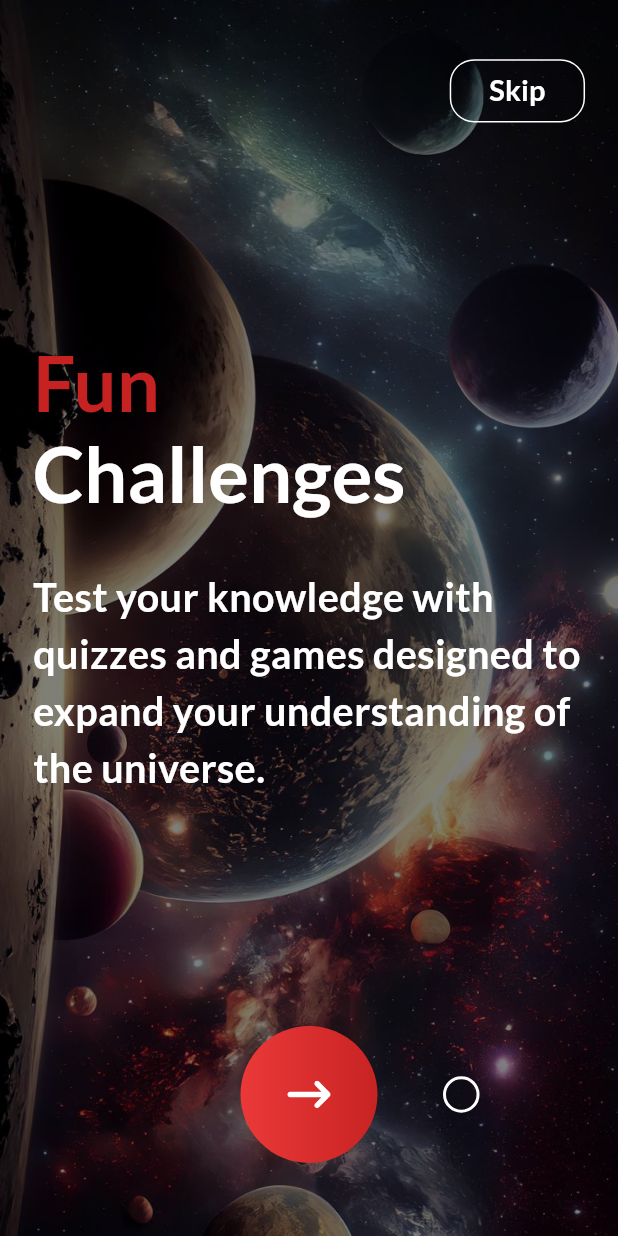
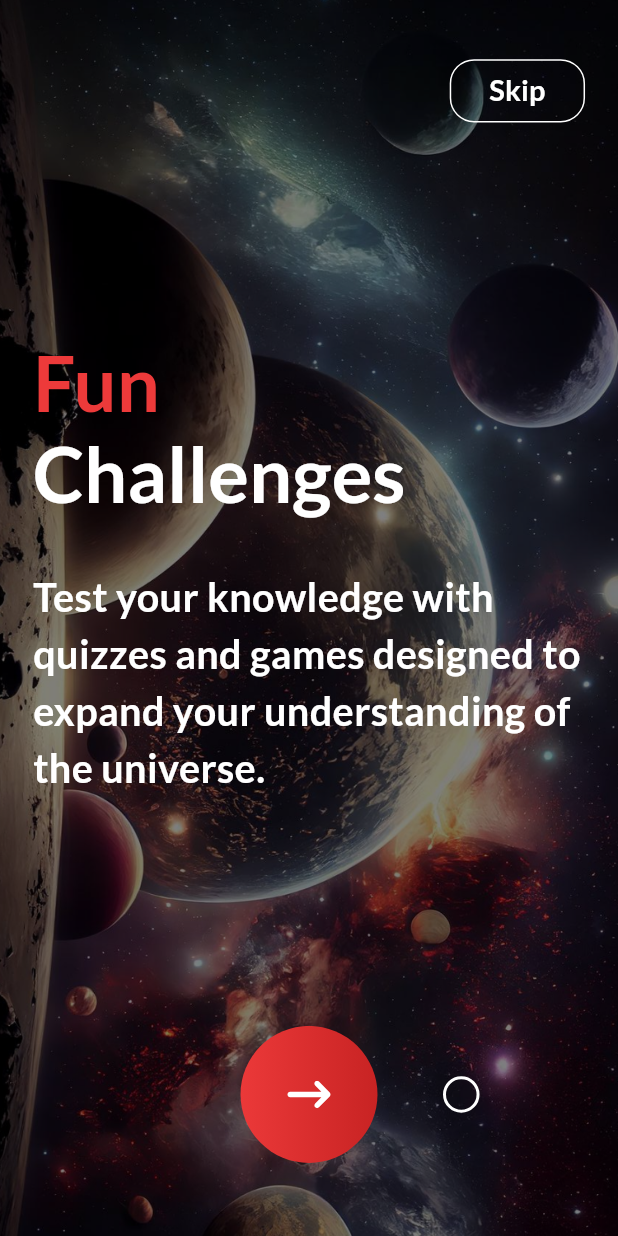
Before and after one commit to EslamElnady0/exo_planets, a Flutter app: the screen it shows after launch, swiped to page 3, on a phone screen of 412 x 824 dp. Run offline on Flutter 3.47's test engine with Material 3 defaults, Android fonts, the phone set to English and light mode, and no system bars; our stand-ins replace bloc, flutter_bloc, flutter_screenutil, flutter_svg, fluttertoast, shared_preferences.

Commit message:
onboarding logic done

```diff
--- a/lib/core/helpers/app_assets.dart
+++ b/lib/core/helpers/app_assets.dart
@@ -10,6 +10,9 @@ class AppAssets {
   static const String splashBg = 'assets/images/splashBg.png';
   static const String eImage = 'assets/images/eImage.png';
   static const String oImage = 'assets/images/oImage.png';
+  static const String authBackground = 'assets/images/authBackground.png';
+  static const String signInUpBackground =
+      'assets/images/signInUpBackground.png';
 
   ////////////////////// svgs //////////////////////    //////
   static const String arrowForward = 'assets/svgs/arrowForward.svg';
--- a/lib/core/helpers/constants.dart
+++ b/lib/core/helpers/constants.dart
@@ -31,7 +31,7 @@ class Constants {
             text: TextSpan(
                 text: "Discover ",
                 style: AppTextStyles.font50WhiteW600
-                    .copyWith(color: AppColors.darkerRed),
+                    .copyWith(color: AppColors.lightRed),
                 children: [
               TextSpan(text: "New Worlds", style: AppTextStyles.font50WhiteW600)
             ]))),
@@ -47,7 +47,7 @@ class Constants {
               TextSpan(
                   text: "active ",
                   style: AppTextStyles.font50WhiteW600
-                      .copyWith(color: AppColors.darkerRed)),
+                      .copyWith(color: AppColors.lightRed)),
               TextSpan(text: "Learning", style: AppTextStyles.font50WhiteW600)
             ]))),
     OnBoardingItem(
@@ -58,7 +58,7 @@ class Constants {
             text: TextSpan(
                 text: "Fun     ",
                 style: AppTextStyles.font50WhiteW600
-                    .copyWith(color: AppColors.darkerRed),
+                    .copyWith(color: AppColors.lightRed),
                 children: [
               TextSpan(text: "Challenges", style: AppTextStyles.font50WhiteW600)
             ]))),
@@ -70,7 +70,7 @@ class Constants {
             text: TextSpan(
                 text: "Get Ready ",
                 style: AppTextStyles.font50WhiteW600
-                    .copyWith(color: AppColors.darkerRed),
+                    .copyWith(color: AppColors.lightRed),
                 children: [
               TextSpan(
                   text: "for the Journey", style: AppTextStyles.font50WhiteW600)
--- a/lib/core/routes/app_router.dart
+++ b/lib/core/routes/app_router.dart
@@ -1,3 +1,4 @@
+import 'package:exo_planets/features/auth/presentation/views/auth_view.dart';
 import 'package:exo_planets/features/onboarding/presentation/views/onboarding_view.dart';
 import 'package:exo_planets/features/splash/presentation/views/splash_view.dart';
 import 'package:flutter/material.dart';
@@ -6,6 +7,7 @@ class AppRouter {
   static const String onboarding = '/onboarding';
   static const String splash = '/';
   static const String home = '/home';
+  static const String auth = '/auth';
 
   static Route<dynamic>? onGenerateRoute(RouteSettings settings) {
     switch (settings.name) {
@@ -13,6 +15,8 @@ class AppRouter {
         return _viewMaterialRoute(view: const SplashView());
       case onboarding:
         return _viewMaterialRoute(view: const OnboardingView());
+      case auth:
+        return _viewMaterialRoute(view: const AuthView());
       default:
         return null;
     }
--- a/lib/core/widgets/custom_button.dart
+++ b/lib/core/widgets/custom_button.dart
@@ -12,7 +12,8 @@ import '../theme/app_text_styles.dart';
 
 class CustomButton extends StatelessWidget {
   final String text;
-  const CustomButton({super.key, required this.text});
+  final VoidCallback onTap;
+  const CustomButton({super.key, required this.text, required this.onTap});
 
   @override
   Widget build(BuildContext context) {
@@ -24,6 +25,8 @@ class CustomButton extends StatelessWidget {
           color: AppColors.black.withOpacity(0.25),
         )
       ],
+      child: GestureDetector(
+        onTap: onTap,
         child: Container(
           width: double.infinity,
           padding: EdgeInsets.symmetric(vertical: 23.h),
@@ -48,6 +51,7 @@ class CustomButton extends StatelessWidget {
             ],
           ),
         ),
+      ),
     );
   }
 }
--- a/lib/exo_planets_app.dart
+++ b/lib/exo_planets_app.dart
@@ -21,7 +21,7 @@ class ExoPlanetsApp extends StatelessWidget {
         title: "Exo Planets",
         debugShowCheckedModeBanner: false,
         onGenerateRoute: AppRouter.onGenerateRoute,
-        initialRoute: AppRouter.onboarding,
+        initialRoute: AppRouter.splash,
       ),
     );
   }
--- a/lib/features/onboarding/presentation/views/widgets/onboarding_page_body.dart
+++ b/lib/features/onboarding/presentation/views/widgets/onboarding_page_body.dart
@@ -1,9 +1,12 @@
 import 'package:exo_planets/core/helpers/constants.dart';
+import 'package:exo_planets/core/helpers/extensions.dart';
 import 'package:exo_planets/core/helpers/spacing.dart';
 import 'package:exo_planets/core/theme/app_text_styles.dart';
 import 'package:flutter/material.dart';
 import 'package:flutter_screenutil/flutter_screenutil.dart';
 
+import '../../../../../core/helpers/shared_pref_helper.dart';
+import '../../../../../core/routes/app_router.dart';
 import '../../../../../core/widgets/custom_button.dart';
 import 'onboarding_skip_button.dart';
 
@@ -29,8 +32,13 @@ class OnBoardingPageBody extends StatelessWidget {
           ),
           vGap(113.h),
           index == 3
-              ? const CustomButton(
+              ? CustomButton(
                   text: "Get Started",
+                  onTap: () {
+                    context.pushNamedAndRemoveUntil(AppRouter.auth,
+                        predicate: (_) => false);
+                    SharedPrefHelper.setData("isOnBoardingViewed", true);
+                  },
                 )
               : const SizedBox.shrink()
         ],
```
Also changed, not shown: lib/features/auth/presentation/views/auth_view.dart (added, +16 -0 lines), lib/features/auth/presentation/views/widgets/auth_view_body.dart (added, +14 -0 lines), lib/features/onboarding/presentation/views/widgets/onboarding_skip_button.dart (+8 -1 lines), lib/features/splash/presentation/views/widgets/splash_view_body.dart (+11 -5 lines), assets/images/authBackground.png (added), assets/images/signInUpBackground.png (added). Lines whose indentation alone changed are shown as unchanged.
